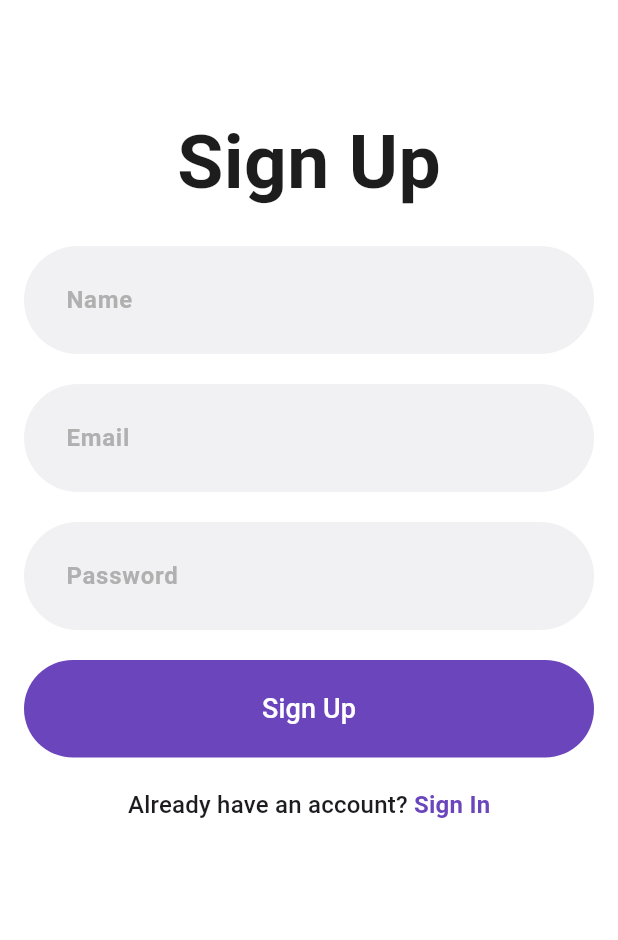
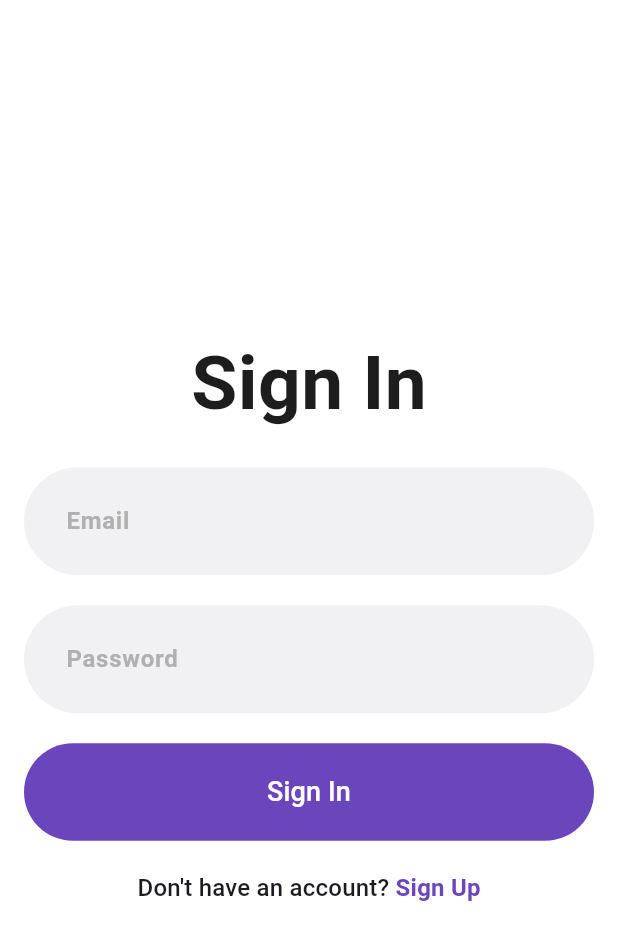
Before and after one commit to xN3k/Nummy, a Flutter app: the screen it shows after launch, on a phone screen of 412 x 824 dp. Shown: the top 940 px of the screen. Run offline on Flutter 3.47's test engine with Material 3 defaults, Android fonts, the phone set to English and light mode, and no system bars; our stand-ins replace go_router.

Commit message:
added routes and fixed sign up page

```diff
--- /dev/null
+++ b/lib/core/route/routes.dart
@@ -0,0 +1,19 @@
+import 'package:go_router/go_router.dart';
+import 'package:nummy/feature/auth/presentation/screens/sign_in_screen.dart';
+import 'package:nummy/feature/auth/presentation/screens/sign_up_screen.dart';
+
+final routes = GoRouter(
+  initialLocation: "/sign_in",
+  routes: [
+    GoRoute(
+      name: "sign_in",
+      path: "/sign_in",
+      builder: (context, state) => SignInScreen(),
+    ),
+    GoRoute(
+      name: "sign_up",
+      path: "/sign_up",
+      builder: (context, state) => SignUpScreen(),
+    ),
+  ],
+);
--- a/lib/feature/auth/presentation/screens/sign_in_screen.dart
+++ b/lib/feature/auth/presentation/screens/sign_in_screen.dart
@@ -1,4 +1,5 @@
 import 'package:flutter/material.dart';
+import 'package:go_router/go_router.dart';
 import 'package:nummy/feature/auth/presentation/widgets/auth_button.dart';
 import 'package:nummy/feature/auth/presentation/widgets/auth_field.dart';
 import 'package:nummy/core/theme/app_palette.dart';
@@ -48,19 +49,26 @@ class _SignInScreenState extends State<SignInScreen> {
                 isObscuredText: true,
               ),
               AuthButton(onPress: () {}, buttonText: "Sign In"),
-              RichText(
+              GestureDetector(
+                onTap: () {
+                  context.goNamed("sign_up");
+                },
+                child: RichText(
                   text: TextSpan(
                     text: "Don't have an account? ",
                     style: Theme.of(context).textTheme.titleMedium,
                     children: [
                       TextSpan(
                         text: "Sign Up",
-                      style: Theme.of(context).textTheme.titleMedium!.copyWith(
+                        style: Theme.of(
+                          context,
+                        ).textTheme.titleMedium!.copyWith(
                           color: AppPalette.primaryColor,
                           fontWeight: FontWeight.bold,
                         ),
                       ),
                     ],
+                  ),
                 ),
               ),
             ],
--- a/lib/feature/auth/presentation/screens/sign_up_screen.dart
+++ b/lib/feature/auth/presentation/screens/sign_up_screen.dart
@@ -1,4 +1,5 @@
 import 'package:flutter/material.dart';
+import 'package:go_router/go_router.dart';
 import 'package:nummy/feature/auth/presentation/widgets/auth_button.dart';
 import 'package:nummy/feature/auth/presentation/widgets/auth_field.dart';
 import 'package:nummy/core/theme/app_palette.dart';
@@ -26,7 +27,9 @@ class _SignUpScreenState extends State<SignUpScreen> {
 
   @override
   Widget build(BuildContext context) {
-    return Scaffold(
+    return GestureDetector(
+      onTap: () => FocusManager.instance.primaryFocus?.unfocus(),
+      child: Scaffold(
         appBar: AppBar(),
         body: SingleChildScrollView(
           child: Padding(
@@ -53,7 +56,9 @@ class _SignUpScreenState extends State<SignUpScreen> {
                     isObscuredText: true,
                   ),
                   AuthButton(onPress: () {}, buttonText: "Sign Up"),
-                RichText(
+                  GestureDetector(
+                    onTap: () => context.goNamed("sign_in"),
+                    child: RichText(
                       text: TextSpan(
                         text: "Already have an account? ",
                         style: Theme.of(context).textTheme.titleMedium,
@@ -70,7 +75,9 @@ class _SignUpScreenState extends State<SignUpScreen> {
                         ],
                       ),
                     ),
+                  ),
                 ],
+              ),
             ),
           ),
         ),
--- a/lib/main.dart
+++ b/lib/main.dart
@@ -1,6 +1,6 @@
 import 'package:flutter/material.dart';
+import 'package:nummy/core/route/routes.dart';
 import 'package:nummy/core/theme/theme.dart';
-import 'package:nummy/feature/auth/presentation/screens/sign_up_screen.dart';
 
 void main() {
   runApp(const MyApp());
@@ -12,11 +12,11 @@ class MyApp extends StatelessWidget {
   // This widget is the root of your application.
   @override
   Widget build(BuildContext context) {
-    return MaterialApp(
+    return MaterialApp.router(
       debugShowCheckedModeBanner: false,
       title: 'Flutter Demo',
       theme: AppTheme.lightThemeMode,
-      home: SignUpScreen(),
+      routerConfig: routes,
     );
   }
 }
--- a/pubspec.yaml
+++ b/pubspec.yaml
@@ -34,6 +34,7 @@ dependencies:
   # The following adds the Cupertino Icons font to your application.
   # Use with the CupertinoIcons class for iOS style icons.
   cupertino_icons: ^1.0.8
+  go_router: ^14.8.1
 
 dev_dependencies:
   flutter_test:
```
Also changed, not shown: pubspec.lock. Lines whose indentation alone changed are shown as unchanged.
